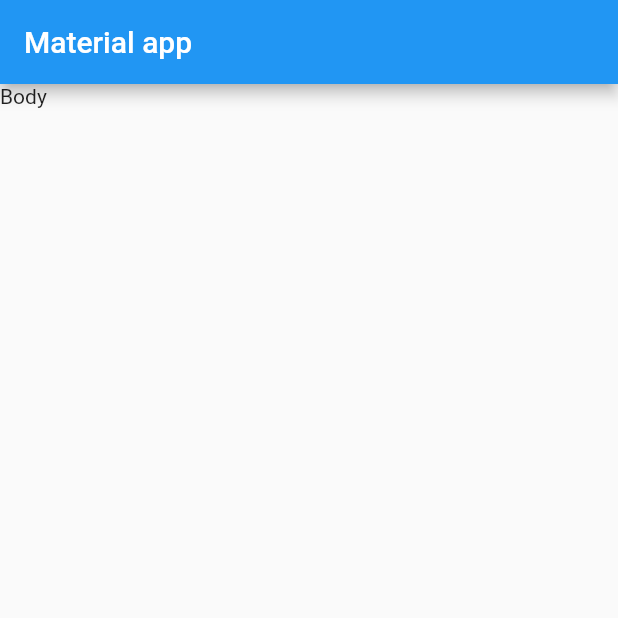
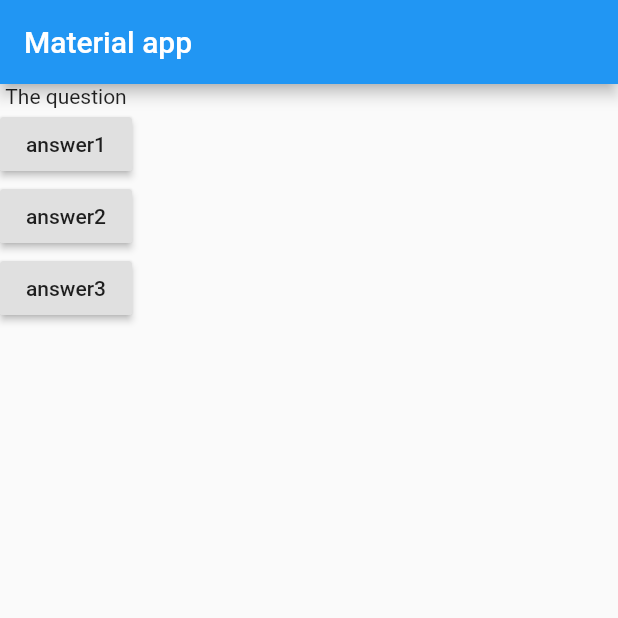
Before and after one commit to daniel199410/flutter, a Flutter app: the screen it shows after launch, on a phone screen of 412 x 824 dp, the top half of it. Run offline on Flutter 3.47's test engine with Material 2 defaults, Android fonts, the phone set to English and light mode, and no system bars.

Commit message:
Column layout

```diff
--- a/first_app/lib/main.dart
+++ b/first_app/lib/main.dart
@@ -5,13 +5,31 @@ double addNumbers(double num1, double num2) => num1 + num2;
 void main() => runApp(MyApp());
 
 class MyApp extends StatelessWidget {
+  void answerQuestion() => print('q');
+
   @override
   Widget build(BuildContext context) => MaterialApp(
         home: Scaffold(
           appBar: AppBar(
             title: Text('Material app'),
           ),
-          body: Text('Body'),
+          body: Column(
+            children: [
+              Text('The question'),
+              RaisedButton(
+                child: Text('answer1'),
+                onPressed: answerQuestion,
+              ),
+              RaisedButton(
+                child: Text('answer2'),
+                onPressed: () => null,
+              ),
+              RaisedButton(
+                child: Text('answer3'),
+                onPressed: () => null,
+              ),
+            ],
+          ),
         ),
       );
 }
```
